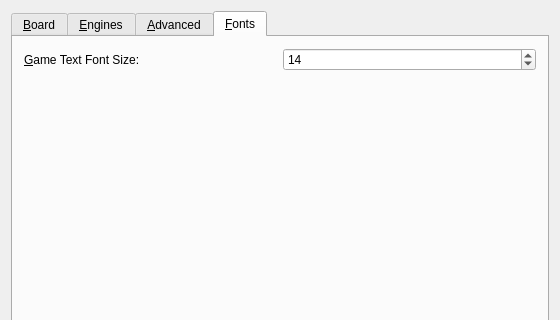
madnight/chessx, file src/gui/preferences.ui: the form before one commit; both pictures show x 0 to 560 and y 0 to 320 of the 560 by 477 pixel window.
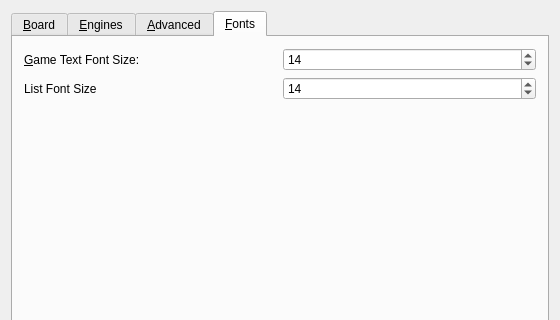
The form after the commit. The open tabs and pages were chosen to show the change. Custom widgets are drawn as their Qt base class.

Commit message: Feature: Common Font Size for all widgets except game view

Patch:
```diff
--- a/src/gui/preferences.ui
+++ b/src/gui/preferences.ui
@@ -572,6 +572,33 @@
          </item>
         </layout>
        </item>
+       <item>
+        <layout class="QHBoxLayout" name="horizontalLayout_3">
+         <item>
+          <widget class="QLabel" name="labelListFontSize">
+           <property name="text">
+            <string>List Font Size</string>
+           </property>
+           <property name="buddy">
+            <cstring>spinBoxListFontSize</cstring>
+           </property>
+          </widget>
+         </item>
+         <item>
+          <widget class="QSpinBox" name="spinBoxListFontSize">
+           <property name="minimum">
+            <number>5</number>
+           </property>
+           <property name="maximum">
+            <number>30</number>
+           </property>
+           <property name="value">
+            <number>14</number>
+           </property>
+          </widget>
+         </item>
+        </layout>
+       </item>
        <item>
         <spacer name="verticalSpacer">
          <property name="orientation">
```
Left out of the diff: 2 changed lines with no effect on the pictures. The commit also changes 7 other files.
